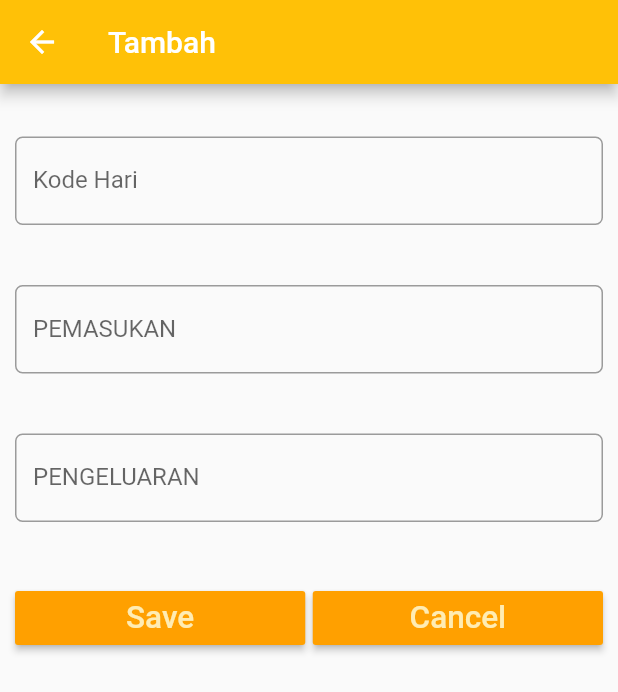
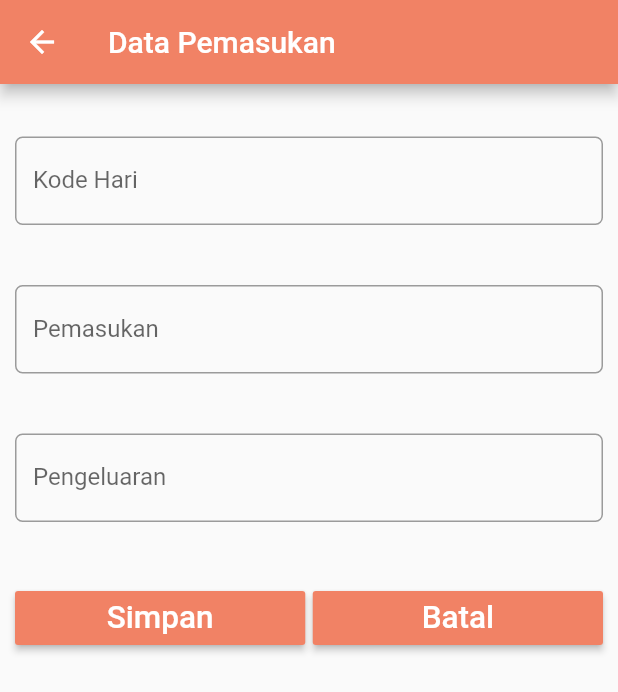
Before and after one commit to Fallebr/report, a Flutter app: the Home screen opened directly, after a tap on an icon or button, on a phone screen of 412 x 824 dp. Shown: the top 692 px of the screen. Run offline on Flutter 3.47's test engine with Material 2 defaults, Android fonts, the phone set to English and light mode, and no system bars; our stand-ins replace sqflite; accounts and stored records are empty.

Commit message:
FIFTH PROGRESS

```diff
--- a/lib/pages/Home.dart
+++ b/lib/pages/Home.dart
@@ -21,14 +21,19 @@ class HomeState extends State<Home> {
     if (itemList == null) itemList = List<Item>();
     return Scaffold(
       appBar: AppBar(
+        backgroundColor: Color(0xffF18265),
         title: Text(
-          'Daftar Item',
+          'Report Today!',
           style: TextStyle(color: Colors.white),
+        ),
+        leading: BackButton(
+          color: Colors.white,
+          onPressed: () => Navigator.of(context).pop(),
         ),
       ),
       floatingActionButton: FloatingActionButton(
-        backgroundColor: Colors.amber,
-        child: Text('+'),
+        backgroundColor: Color(0xffF18265),
+        child: Text('+', style: TextStyle(color: Colors.white)),
         onPressed: () async {
           var item = await navigateToEntryForm(context, null);
           if (item != null) {
--- a/lib/pages/entryform.dart
+++ b/lib/pages/entryform.dart
@@ -26,9 +26,10 @@ class EntryFormState extends State<EntryForm> {
     //rubah
     return Scaffold(
         appBar: AppBar(
+          backgroundColor: Color(0xffF18265),
           title: item == null
-              ? Text('Tambah', style: TextStyle(color: Colors.white))
-              : Text('Ubah', style: TextStyle(color: Colors.white)),
+              ? Text('Data Pemasukan', style: TextStyle(color: Colors.white))
+              : Text('Ubah Data', style: TextStyle(color: Colors.white)),
           leading: BackButton(
             color: Colors.white,
             onPressed: () => Navigator.of(context).pop(),
@@ -62,7 +63,7 @@ class EntryFormState extends State<EntryForm> {
                   controller: pemasukanController,
                   keyboardType: TextInputType.number,
                   decoration: InputDecoration(
-                    labelText: 'PEMASUKAN',
+                    labelText: 'Pemasukan',
                     border: OutlineInputBorder(
                       borderRadius: BorderRadius.circular(5.0),
                     ),
@@ -79,7 +80,7 @@ class EntryFormState extends State<EntryForm> {
                   controller: pengeluaranController,
                   keyboardType: TextInputType.number,
                   decoration: InputDecoration(
-                    labelText: 'PENGELUARAN',
+                    labelText: 'Pengeluaran',
                     border: OutlineInputBorder(
                       borderRadius: BorderRadius.circular(5.0),
                     ),
@@ -97,10 +98,10 @@ class EntryFormState extends State<EntryForm> {
                     // tombol simpan
                     Expanded(
                       child: RaisedButton(
-                        color: Theme.of(context).primaryColorDark,
-                        textColor: Theme.of(context).primaryColorLight,
+                        color: Color(0xffF18265),
+                        textColor: Colors.white,
                         child: Text(
-                          'Save',
+                          'Simpan',
                           textScaleFactor: 1.5,
                         ),
                         onPressed: () {
@@ -137,10 +138,10 @@ class EntryFormState extends State<EntryForm> {
                     // tombol batal
                     Expanded(
                       child: RaisedButton(
-                        color: Theme.of(context).primaryColorDark,
-                        textColor: Theme.of(context).primaryColorLight,
+                        color: Color(0xffF18265),
+                        textColor: Colors.white,
                         child: Text(
-                          'Cancel',
+                          'Batal',
                           textScaleFactor: 1.5,
                         ),
                         onPressed: () {
```
